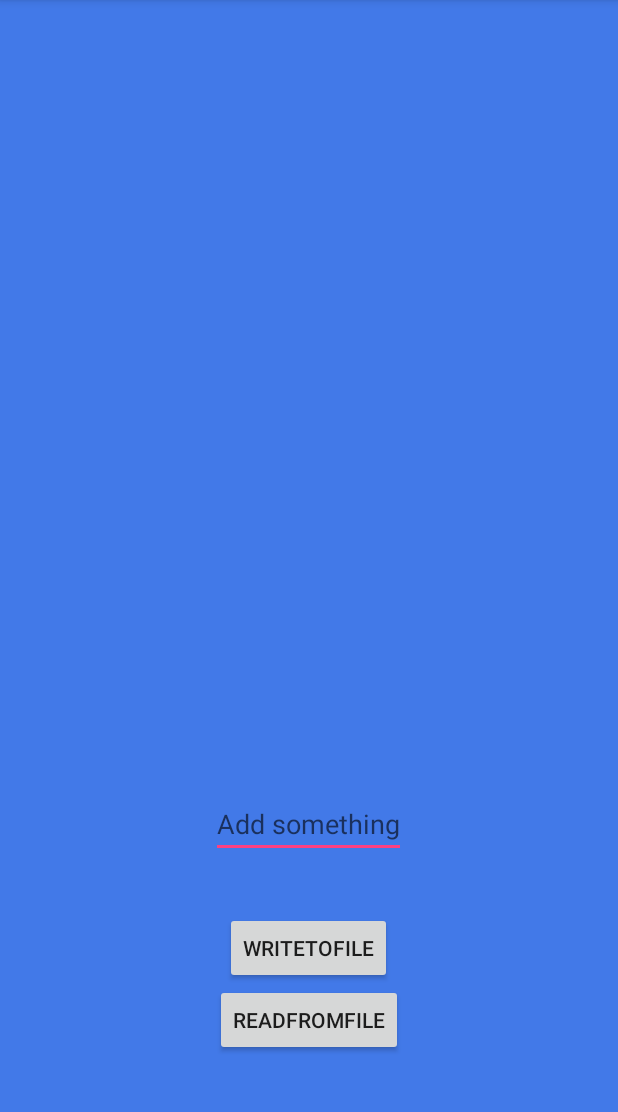
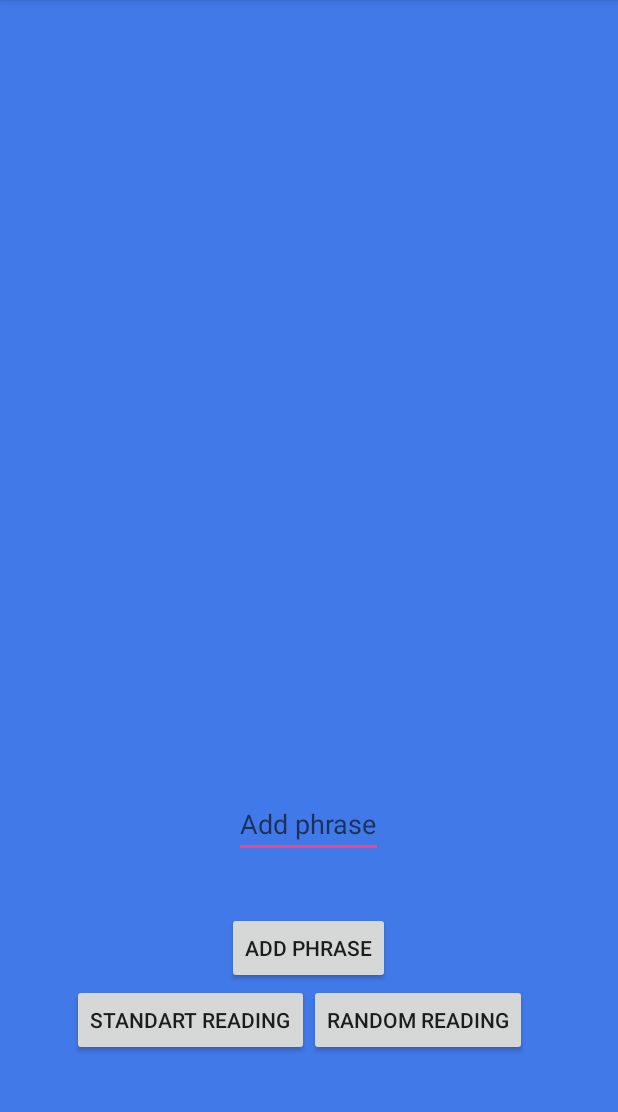
Before and after one commit to vitalii314/5MyNotes, an Android app: the screen it shows after launch (MainActivity), on a phone screen of 412 x 824 dp, the part 84-1196 px from its top. Run offline under Robolectric (Android 15) with nearby library versions, the phone set to English and light mode, and no system bars.

Commit message:
new commit

```diff
--- a/app/src/main/AndroidManifest.xml
+++ b/app/src/main/AndroidManifest.xml
@@ -1,6 +1,8 @@
 <?xml version="1.0" encoding="utf-8"?>
 <manifest xmlns:android="http://schemas.android.com/apk/res/android"
     package="com.vitalii.s.a5mynotes">
+
+    <uses-permission android:name="android.permission.WRITE_EXTERNAL_STORAGE" />
 
     <application
         android:allowBackup="true"
@@ -8,7 +10,6 @@
         android:label="@string/app_name"
         android:supportsRtl="true"
         android:theme="@style/AppTheme">
-
         <activity android:name=".MainActivity">
             <intent-filter>
                 <action android:name="android.intent.action.MAIN" />
@@ -16,7 +17,8 @@
                 <category android:name="android.intent.category.LAUNCHER" />
             </intent-filter>
         </activity>
+        <activity android:name=".StandartReadingActivity" />
+        <activity android:name=".RandomReadingActivity"></activity>
     </application>
-    <uses-permission android:name="android.permission.WRITE_EXTERNAL_STORAGE" />
 
 </manifest>
--- a/app/src/main/java/com/vitalii/s/a5mynotes/MainActivity.java
+++ b/app/src/main/java/com/vitalii/s/a5mynotes/MainActivity.java
@@ -1,23 +1,21 @@
 package com.vitalii.s.a5mynotes;
 
 import android.content.Context;
+import android.content.Intent;
 import android.os.Environment;
 import android.support.v7.app.AppCompatActivity;
 import android.os.Bundle;
-import android.support.v7.widget.ButtonBarLayout;
 import android.util.Log;
 import android.view.View;
 import android.widget.Button;
 import android.widget.EditText;
+import android.widget.ScrollView;
 import android.widget.TextView;
 
 import java.io.BufferedReader;
-import java.io.BufferedWriter;
 import java.io.File;
 import java.io.FileInputStream;
-import java.io.FileNotFoundException;
 import java.io.FileOutputStream;
-import java.io.IOException;
 import java.io.InputStream;
 import java.io.InputStreamReader;
 import java.util.ArrayList;
@@ -34,6 +32,7 @@ public class MainActivity extends AppCompatActivity {
     private final String LOG_TAG = "myLogs";
     private Button mButtonWrite;
     private Button mButtonRead;
+    private ScrollView mResultScrollView;
 
 
     @Override
@@ -43,7 +42,8 @@ public class MainActivity extends AppCompatActivity {
         mResultText = (TextView) findViewById(R.id.resultText);
         mAddText = (EditText) findViewById(R.id.editText);
         mButtonWrite = (Button) findViewById(R.id.buttonWriteToFile);
-        mButtonRead = (Button) findViewById(R.id.buttonReadFromFile);
+        mButtonRead = (Button) findViewById(R.id.buttonStandartReading);
+        mResultScrollView = (ScrollView) findViewById(R.id.resultScrollView);
     }
 
 
@@ -54,7 +54,14 @@ public class MainActivity extends AppCompatActivity {
     }
 
     public void onReadButtonClick(View view) {
-        readFromFileExternalStorage();
+        Intent intent = new Intent(MainActivity.this, StandartReadingActivity.class);
+        startActivity(intent);
+        //readFromFileExternalStorage();
+    }
+
+    public void onRandomReadButtonClick(View view) {
+        Intent intent = new Intent(MainActivity.this, RandomReadingActivity.class);
+        startActivity(intent);
     }
 
 
@@ -177,4 +184,7 @@ public class MainActivity extends AppCompatActivity {
         }
         return stringList;
     }
+
+
+
 }
--- a/app/src/main/res/layout/activity_main.xml
+++ b/app/src/main/res/layout/activity_main.xml
@@ -13,21 +13,22 @@
     <Button
         android:layout_width="wrap_content"
         android:layout_height="wrap_content"
-        android:text="WriteToFile"
+        android:text="@string/add_to_file"
         android:id="@+id/buttonWriteToFile"
-        android:layout_above="@+id/buttonReadFromFile"
+        android:layout_above="@+id/buttonStandartReading"
         android:onClick="onButtonWriteClick"
         android:layout_centerHorizontal="true" />
 
     <Button
         android:layout_width="wrap_content"
         android:layout_height="wrap_content"
-        android:text="ReadFromFile"
-        android:id="@+id/buttonReadFromFile"
+        android:text="@string/standart_reading"
+        android:id="@+id/buttonStandartReading"
+        android:onClick="onReadButtonClick"
+        android:layout_marginBottom="48dp"
         android:layout_alignParentBottom="true"
-        android:layout_centerHorizontal="true"
-        android:onClick="onReadButtonClick"
-        android:layout_marginBottom="48dp" />
+        android:layout_toLeftOf="@+id/resultText"
+        android:layout_toStartOf="@+id/resultText" />
 
     <TextView
         android:layout_width="wrap_content"
@@ -45,7 +46,19 @@
         android:id="@+id/editText"
         android:layout_above="@+id/buttonWriteToFile"
         android:layout_centerHorizontal="true"
-        android:hint="Add something"
+        android:hint="Add phrase"
         android:layout_marginBottom="36dp" />
 
+    <Button
+        android:layout_width="wrap_content"
+        android:layout_height="wrap_content"
+        android:text="@string/random_reading"
+        android:id="@+id/buttonRandomReading"
+        android:layout_alignTop="@+id/buttonStandartReading"
+        android:layout_toRightOf="@+id/resultText"
+        android:layout_toEndOf="@+id/resultText"
+        android:onClick="onRandomReadButtonClick"
+        android:elegantTextHeight="false" />
+
+
 </RelativeLayout>
--- a/app/src/main/res/values/strings.xml
+++ b/app/src/main/res/values/strings.xml
@@ -1,4 +1,8 @@
 <resources>
     <string name="app_name">5MyNotes</string>
     <string name="empty" />
+    <string name="standart_reading">Standart Reading</string>
+    <string name="random_reading">Random Reading</string>
+    <string name="add_to_file">Add  Phrase</string>
+    <string name="speed">speed</string>
 </resources>
```
Also changed, not shown: app/src/main/java/com/vitalii/s/a5mynotes/RandomReadingActivity.java (added, +76 -0 lines), app/src/main/java/com/vitalii/s/a5mynotes/StandartReadingActivity.java (added, +72 -0 lines), app/src/main/res/layout/activity_random_reading.xml (added, +66 -0 lines), app/src/main/res/layout/activity_standart_reading.xml (added, +29 -0 lines).
